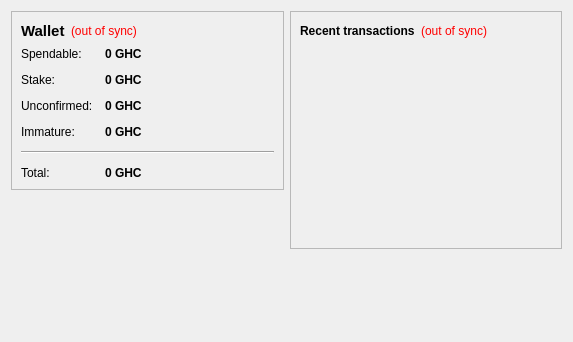
The window that src/qt/forms/overviewpage.ui (Gamerholic/GamerHolicCoin) describes before a commit, drawn with Qt 5.
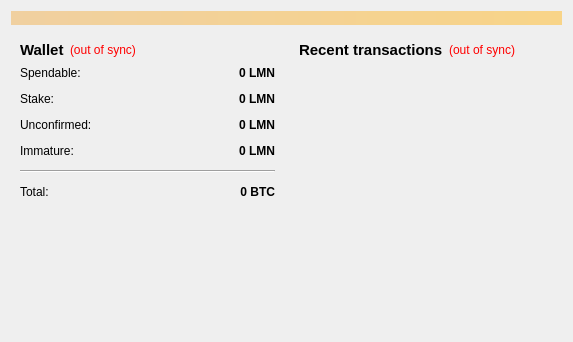
The same window after the commit.

```diff
--- a/src/qt/forms/overviewpage.ui
+++ b/src/qt/forms/overviewpage.ui
@@ -13,17 +13,30 @@
   <property name="windowTitle">
    <string>Form</string>
   </property>
+  <layout class="QVBoxLayout" name="topLayout">
+   <item>
+    <widget class="QLabel" name="labelAlerts">
+     <property name="visible">
+      <bool>false</bool>
+     </property>
+     <property name="styleSheet">
+      <string notr="true">background-color: qlineargradient(x1: 0, y1: 0, x2: 1, y2: 0, stop:0 #F0D0A0, stop:1 #F8D488);  color:#000000
+</string>
+     </property>
+     <property name="wordWrap">
+      <bool>true</bool>
+     </property>
+     <property name="margin">
+      <number>3</number>
+     </property>
+    </widget>
+   </item>
+   <item>
   <layout class="QHBoxLayout" name="horizontalLayout" stretch="1,1">
    <item>
     <layout class="QVBoxLayout" name="verticalLayout_2">
      <item>
-      <widget class="QFrame" name="frame">
-       <property name="frameShape">
-        <enum>QFrame::StyledPanel</enum>
-       </property>
-       <property name="frameShadow">
-        <enum>QFrame::Raised</enum>
-       </property>
+        <widget class="QWidget" name="widget" native="true">
        <layout class="QVBoxLayout" name="verticalLayout_4">
         <item>
          <layout class="QHBoxLayout" name="horizontalLayout_4">
@@ -105,7 +118,10 @@
              <string>Your current spendable balance</string>
             </property>
             <property name="text">
-             <string notr="true">0 GHC</string>
+               <string notr="true">0 LMN</string>
+              </property>
+              <property name="alignment">
+               <set>Qt::AlignRight|Qt::AlignTrailing|Qt::AlignVCenter</set>
             </property>
             <property name="textInteractionFlags">
              <set>Qt::LinksAccessibleByMouse|Qt::TextSelectableByKeyboard|Qt::TextSelectableByMouse</set>
@@ -134,7 +150,10 @@
              <string>Total of coins that was staked, and do not yet count toward the current balance</string>
             </property>
             <property name="text">
-             <string notr="true">0 GHC</string>
+               <string notr="true">0 LMN</string>
+              </property>
+              <property name="alignment">
+               <set>Qt::AlignRight|Qt::AlignTrailing|Qt::AlignVCenter</set>
             </property>
             <property name="textInteractionFlags">
              <set>Qt::LinksAccessibleByMouse|Qt::TextSelectableByKeyboard|Qt::TextSelectableByMouse</set>
@@ -163,7 +182,10 @@
              <string>Total of transactions that have yet to be confirmed, and do not yet count toward the current balance</string>
             </property>
             <property name="text">
-             <string notr="true">0 GHC</string>
+               <string notr="true">0 LMN</string>
+              </property>
+              <property name="alignment">
+               <set>Qt::AlignRight|Qt::AlignTrailing|Qt::AlignVCenter</set>
             </property>
             <property name="textInteractionFlags">
              <set>Qt::LinksAccessibleByMouse|Qt::TextSelectableByKeyboard|Qt::TextSelectableByMouse</set>
@@ -189,7 +211,10 @@
              <string>Mined balance that has not yet matured</string>
             </property>
             <property name="text">
-             <string notr="true">0 GHC</string>
+               <string notr="true">0 LMN</string>
+              </property>
+              <property name="alignment">
+               <set>Qt::AlignRight|Qt::AlignTrailing|Qt::AlignVCenter</set>
             </property>
             <property name="textInteractionFlags">
              <set>Qt::LinksAccessibleByMouse|Qt::TextSelectableByKeyboard|Qt::TextSelectableByMouse</set>
@@ -225,7 +250,10 @@
              <string>Your current total balance</string>
             </property>
             <property name="text">
-             <string notr="true">0 GHC</string>
+               <string notr="true">0 BTC</string>
+              </property>
+              <property name="alignment">
+               <set>Qt::AlignRight|Qt::AlignTrailing|Qt::AlignVCenter</set>
             </property>
             <property name="textInteractionFlags">
              <set>Qt::LinksAccessibleByMouse|Qt::TextSelectableByKeyboard|Qt::TextSelectableByMouse</set>
@@ -255,18 +283,19 @@
    <item>
     <layout class="QVBoxLayout" name="verticalLayout_3">
      <item>
-      <widget class="QFrame" name="frame_2">
-       <property name="frameShape">
-        <enum>QFrame::StyledPanel</enum>
-       </property>
-       <property name="frameShadow">
-        <enum>QFrame::Raised</enum>
-       </property>
+        <widget class="QWidget" name="widget_2" native="true">
        <layout class="QVBoxLayout" name="verticalLayout">
         <item>
          <layout class="QHBoxLayout" name="horizontalLayout_2">
           <item>
            <widget class="QLabel" name="label_4">
+              <property name="font">
+               <font>
+                <pointsize>11</pointsize>
+                <weight>75</weight>
+                <bold>true</bold>
+               </font>
+              </property>
             <property name="text">
              <string>&lt;b&gt;Recent transactions&lt;/b&gt;</string>
             </property>
@@ -325,18 +354,7 @@
        </layout>
       </widget>
      </item>
-     <item>
-      <spacer name="verticalSpacer_2">
-       <property name="orientation">
-        <enum>Qt::Vertical</enum>
-       </property>
-       <property name="sizeHint" stdset="0">
-        <size>
-         <width>20</width>
-         <height>40</height>
-        </size>
-       </property>
-      </spacer>
+      </layout>
      </item>
     </layout>
    </item>
```
Left out of the diff: 4 changed lines with no effect on the pictures. Lines whose indentation alone changed are shown as unchanged.
